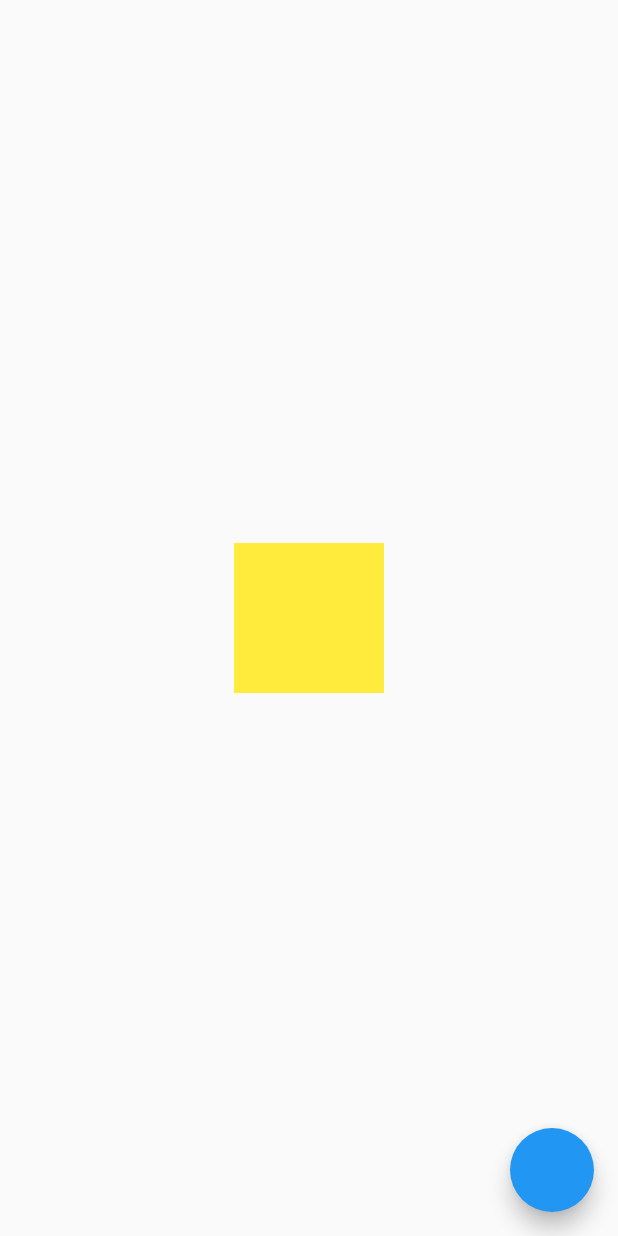
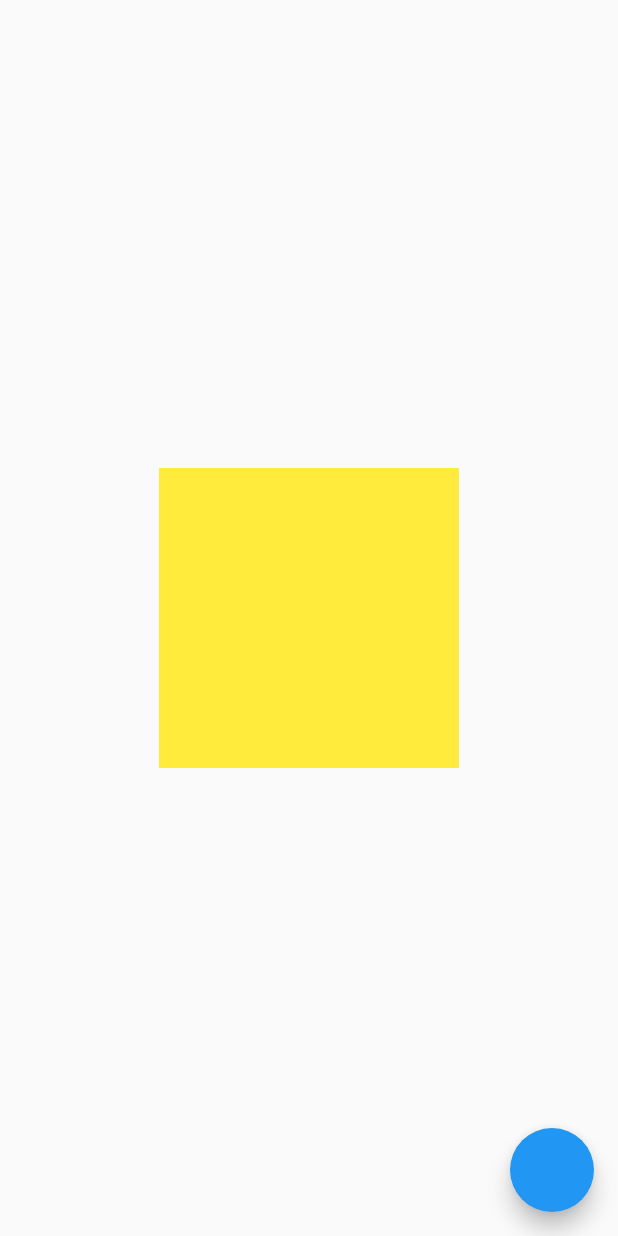
Before and after one commit to DaemonAssassin/flutter_staggered_animations, a Flutter app: the screen it shows after launch, on a phone screen of 412 x 824 dp. Run offline on Flutter 3.47's test engine with Material 2 defaults, Android fonts, the phone set to English and light mode, and no system bars.

Commit message:
Learned TweenSequence and TweenSequenceItem using chain()

```diff
--- a/lib/staggered_animation2/dynamic_container.dart
+++ b/lib/staggered_animation2/dynamic_container.dart
@@ -18,7 +18,7 @@ class DynamicContainerState extends State<DynamicContainer>
     super.initState();
     _controller = AnimationController(
       vsync: this,
-      duration: const Duration(seconds: 3),
+      duration: const Duration(seconds: 5),
     );
   }
 
--- a/lib/staggered_animation2/dynamic_container_animation.dart
+++ b/lib/staggered_animation2/dynamic_container_animation.dart
@@ -4,9 +4,30 @@ class DynamicContainerAnimation extends StatelessWidget {
   DynamicContainerAnimation({
     super.key,
     required this.controller,
-  })  : sizeAnim = Tween<Size>(
-          begin: const Size(100.0, 100.0),
-          end: const Size(300.0, 300.0),
+  })  : sizeAnim = TweenSequence<Size>(
+          [
+            TweenSequenceItem(
+              tween: Tween<Size>(
+                begin: const Size(200.0, 200.0),
+                end: const Size(400.0, 400.0),
+              ),
+              weight: 2,
+            ),
+            TweenSequenceItem(
+              tween: Tween<Size>(
+                begin: const Size(400.0, 400.0),
+                end: const Size(100.0, 100.0),
+              ),
+              weight: 1,
+            ),
+            TweenSequenceItem(
+              tween: Tween<Size>(
+                begin: const Size(100.0, 100.0),
+                end: const Size(300.0, 300.0),
+              ),
+              weight: 1,
+            )
+          ],
         ).animate(
           CurvedAnimation(
             parent: controller,
```
Also changed, not shown: 1 other file.
